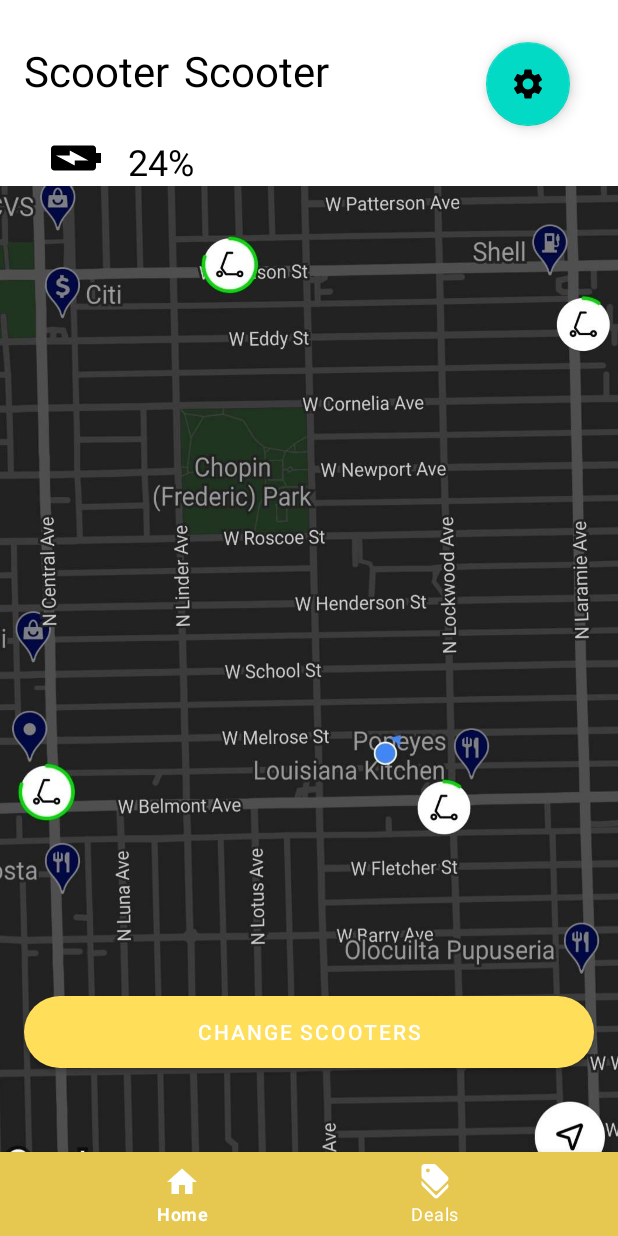
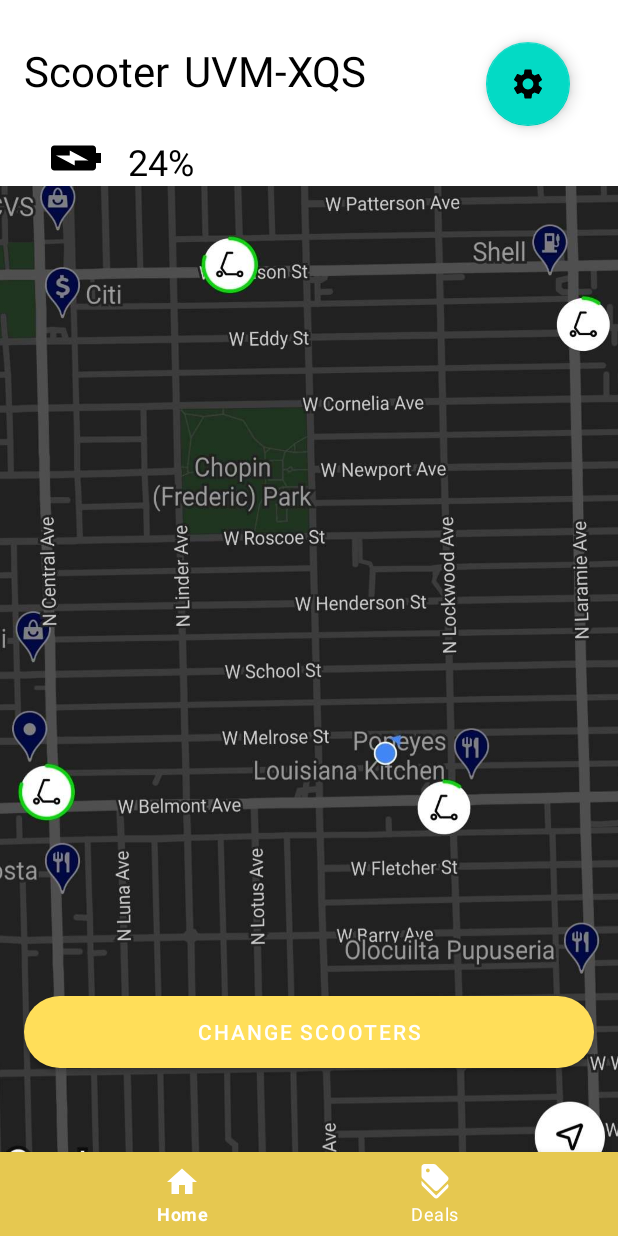
Before and after one commit to pipietrzyk/Lemon-Mobile-App, an Android app: the screen it shows after launch (MainActivity), on a phone screen of 412 x 824 dp. Run offline under Robolectric (Android 15) with nearby library versions, the light colour scheme and no system bars; libraries missing offline, so code that uses them is left out: com.journeyapps.barcodescanner.

```diff
--- a/app/src/main/res/layout/fragment_home.xml
+++ b/app/src/main/res/layout/fragment_home.xml
@@ -40,7 +40,7 @@
         android:layout_marginTop="28dp"
         android:layout_marginEnd="5dp"
         android:backgroundTint="@color/dark_grey"
-        android:text="Scooter"
+        android:text="UVM-XQS"
         android:textColor="@color/black"
         android:textSize="28sp"
         app:layout_constraintEnd_toStartOf="@+id/settings_button"
```
